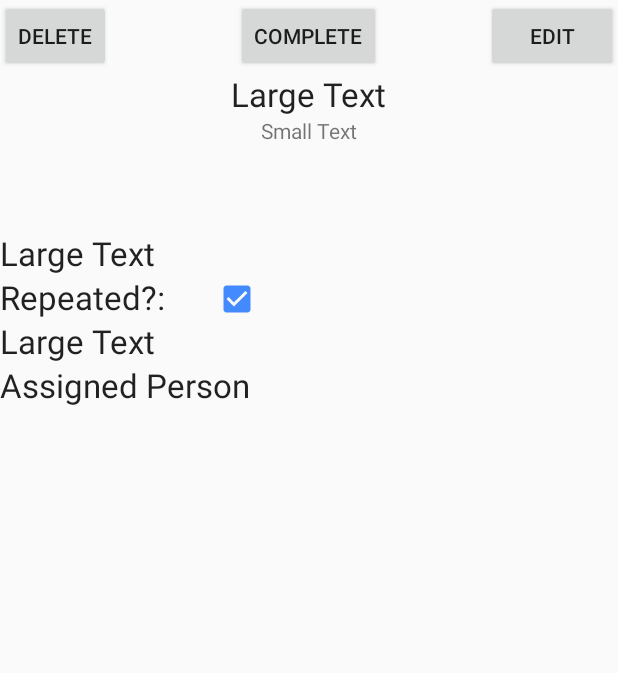
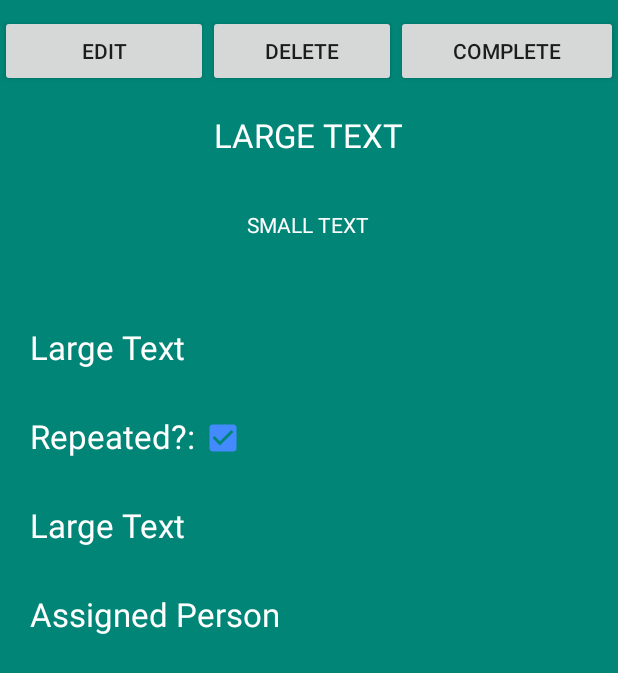
Before and after one commit to ucsdCSE110wi16/CSE110M260T16, an Android app: the TaskView screen opened directly, with no data from a screen before it, on a phone screen of 412 x 824 dp. Shown: the top 673 px of the screen. Run offline under Robolectric (Android 15) with nearby library versions, the phone set to English and light mode, and no system bars; libraries missing offline, so code that uses them is left out: com.parse; 8 statements that could not run were skipped.

Commit message:
Updated UI for Task Detail Viewer

```diff
--- a/CSE110TaskList/app/src/main/res/layout/task_view.xml
+++ b/CSE110TaskList/app/src/main/res/layout/task_view.xml
@@ -1,7 +1,13 @@
 <?xml version="1.0" encoding="utf-8"?>
 <RelativeLayout xmlns:android="http://schemas.android.com/apk/res/android"
     android:orientation="vertical" android:layout_width="match_parent"
-    android:layout_height="match_parent">
+    android:layout_height="match_parent"
+    android:background="@color/accent_material_light">
+
+    <LinearLayout
+        android:layout_width="match_parent"
+        android:layout_height="match_parent"
+        android:layout_marginTop="10dp">
 
         <Button
             android:layout_width="wrap_content"
@@ -12,7 +18,32 @@
             android:layout_gravity="right"
             android:layout_alignParentTop="true"
             android:layout_alignParentRight="true"
-        android:layout_alignParentEnd="true" />
+            android:layout_alignParentEnd="true"
+            android:layout_weight="1"/>
+
+        <Button
+            style="?android:attr/buttonStyleSmall"
+            android:layout_width="wrap_content"
+            android:layout_height="wrap_content"
+            android:text="delete"
+            android:id="@+id/delete"
+            android:layout_alignParentTop="true"
+            android:layout_alignParentLeft="true"
+            android:layout_alignParentStart="true"
+            android:onClick="delete"
+            android:layout_weight="1"/>
+
+        <Button
+            style="?android:attr/buttonStyleSmall"
+            android:layout_width="wrap_content"
+            android:layout_height="wrap_content"
+            android:text="complete"
+            android:id="@+id/complete"
+            android:layout_alignParentTop="true"
+            android:layout_centerHorizontal="true"
+            android:onClick="completed"
+            android:layout_weight="1"/>
+    </LinearLayout>
 
     <TextView
         android:layout_width="wrap_content"
@@ -22,7 +53,10 @@
         android:id="@+id/Name"
         android:layout_gravity="center_horizontal"
         android:layout_below="@+id/edit"
-        android:layout_centerHorizontal="true" />
+        android:layout_centerHorizontal="true"
+        android:textColor="@android:color/white"
+        android:layout_marginTop="75dp"
+        android:textAllCaps="true"/>
 
     <TextView
         android:layout_width="wrap_content"
@@ -32,7 +66,10 @@
         android:id="@+id/Desc"
         android:layout_gravity="center_horizontal"
         android:layout_below="@+id/Name"
-        android:layout_centerHorizontal="true" />
+        android:layout_centerHorizontal="true"
+        android:textColor="@android:color/white"
+        android:layout_marginTop="35dp"
+        android:textAllCaps="true"/>
 
     <TextView
         android:layout_width="wrap_content"
@@ -43,7 +80,9 @@
         android:layout_below="@+id/Desc"
         android:layout_alignParentLeft="true"
         android:layout_alignParentStart="true"
-        android:layout_marginTop="57dp" />
+        android:layout_marginTop="57dp"
+        android:textColor="@android:color/white"
+        android:layout_marginLeft="20dp" />
 
     <TextView
         android:layout_width="wrap_content"
@@ -53,7 +92,10 @@
         android:id="@+id/Rep"
         android:layout_below="@+id/Diff"
         android:layout_alignParentLeft="true"
-        android:layout_alignParentStart="true" />
+        android:layout_alignParentStart="true"
+        android:textColor="@android:color/white"
+        android:layout_marginTop="30dp"
+        android:layout_marginLeft="20dp" />
 
     <CheckBox
         android:layout_width="wrap_content"
@@ -74,7 +116,10 @@
         android:id="@+id/Cal"
         android:layout_below="@+id/Rep"
         android:layout_alignParentLeft="true"
-        android:layout_alignParentStart="true" />
+        android:layout_alignParentStart="true"
+        android:textColor="@android:color/white"
+        android:layout_marginTop="30dp"
+        android:layout_marginLeft="20dp" />
 
     <TextView
         android:layout_width="wrap_content"
@@ -84,27 +129,9 @@
         android:id="@+id/AssignedPerson"
         android:layout_below="@+id/Cal"
         android:layout_alignParentLeft="true"
-        android:layout_alignParentStart="true" />
-
-    <Button
-        style="?android:attr/buttonStyleSmall"
-        android:layout_width="wrap_content"
-        android:layout_height="wrap_content"
-        android:text="delete"
-        android:id="@+id/delete"
-        android:layout_alignParentTop="true"
-        android:layout_alignParentLeft="true"
         android:layout_alignParentStart="true"
-        android:onClick="delete" />
-
-    <Button
-        style="?android:attr/buttonStyleSmall"
-        android:layout_width="wrap_content"
-        android:layout_height="wrap_content"
-        android:text="complete"
-        android:id="@+id/complete"
-        android:layout_alignParentTop="true"
-        android:layout_centerHorizontal="true"
-        android:onClick="completed" />
+        android:textColor="@android:color/white"
+        android:layout_marginTop="30dp"
+        android:layout_marginLeft="20dp" />
 
 </RelativeLayout>
```
Lines whose indentation alone changed are shown as unchanged.
